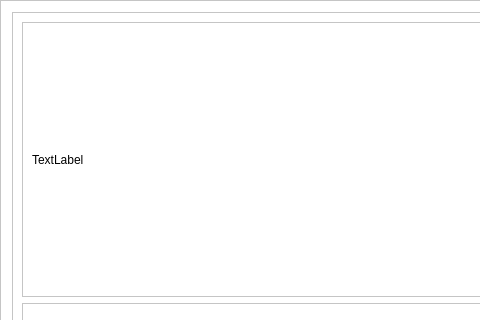
This is copyclare/views/ui/exercise.ui in MotionInput/Team14-CopyClare as Qt 5 draws it before an edit; both pictures show x 0 to 480 and y 0 to 320 of the 900 by 600 pixel window. The edited form follows.
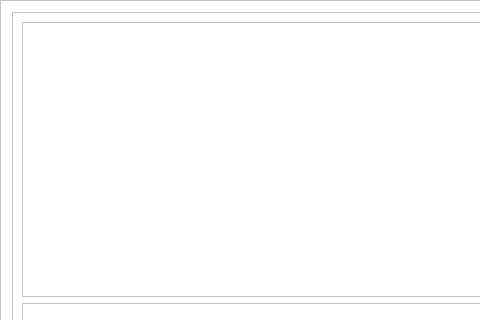
This is the edited form.

What changed in the file:
```diff
--- a/copyclare/views/ui/exercise.ui
+++ b/copyclare/views/ui/exercise.ui
@@ -43,8 +43,17 @@
         <layout class="QHBoxLayout" name="horizontalLayout">
          <item>
           <widget class="QLabel" name="video_1">
+           <property name="frameShape">
+            <enum>QFrame::NoFrame</enum>
+           </property>
            <property name="text">
-            <string>TextLabel</string>
+            <string/>
+           </property>
+           <property name="textFormat">
+            <enum>Qt::PlainText</enum>
+           </property>
+           <property name="alignment">
+            <set>Qt::AlignHCenter|Qt::AlignTop</set>
            </property>
           </widget>
          </item>
```
